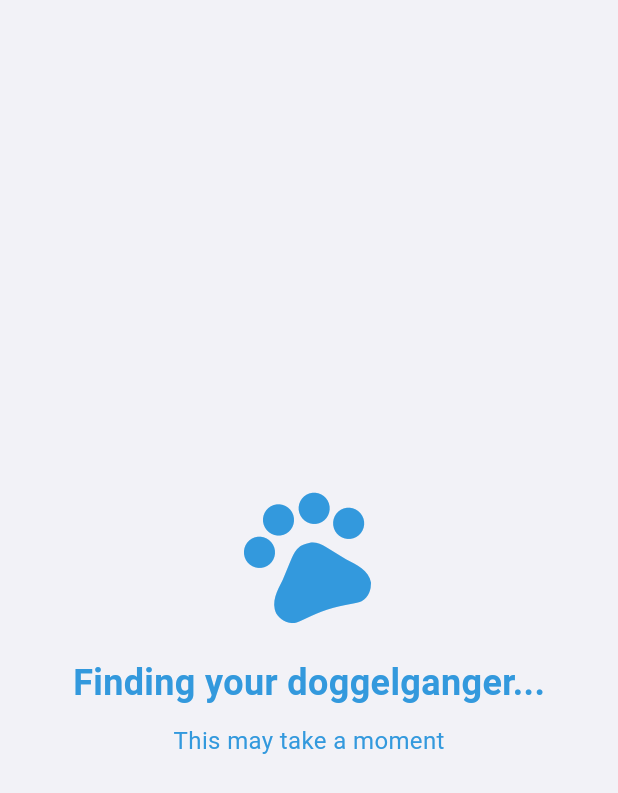
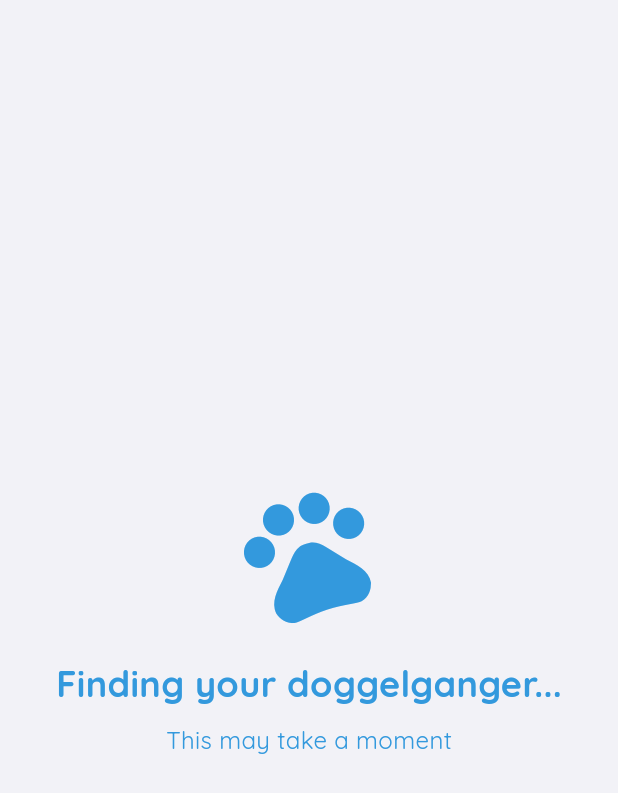
Before and after one commit to dan-jacobson/doggelganger_app, a Flutter app: the CalculatingView widget shown alone on an empty page, opened directly, on a phone screen of 412 x 824 dp. Shown: the top 793 px of the screen. Run offline on Flutter 3.47's test engine with Material 3 defaults, Android fonts, the phone set to English and light mode, and no system bars; our stand-ins replace carousel_slider, google_fonts, image_picker, share_plus; Roboto replaces fonts that are missing (Chalkduster).

Commit message:
feat: Update files to use Quicksand font

```diff
--- a/lib/screens/home_screen.dart
+++ b/lib/screens/home_screen.dart
@@ -1,4 +1,5 @@
 import 'package:flutter/material.dart';
+import 'package:google_fonts/google_fonts.dart';
 import 'package:doggelganger_app/widgets/carousel_view.dart';
 import 'package:doggelganger_app/widgets/image_picker_button.dart';
 import 'package:doggelganger_app/widgets/calculating_view.dart';
@@ -17,6 +18,7 @@ class HomeScreen extends StatefulWidget {
 }
 
 class _HomeScreenState extends State<HomeScreen> {
+  TextStyle get _baseTextStyle => GoogleFonts.quicksand();
   List<DogData> dogs = [];
   bool isCalculating = false;
   DogData? matchedDog;
@@ -82,7 +84,9 @@ class _HomeScreenState extends State<HomeScreen> {
                       children: [
                         Expanded(
                           child: dogs.isEmpty
-                              ? const Center(child: CircularProgressIndicator())
+                              ? Center(child: CircularProgressIndicator(
+                                  valueColor: AlwaysStoppedAnimation<Color>(Theme.of(context).primaryColor),
+                                ))
                               : DogCarouselView(dogs: dogs),
                         ),
                         ImagePickerButton(
--- a/lib/widgets/calculating_view.dart
+++ b/lib/widgets/calculating_view.dart
@@ -1,4 +1,5 @@
 import 'package:flutter/material.dart';
+import 'package:google_fonts/google_fonts.dart';
 
 class CalculatingView extends StatefulWidget {
   const CalculatingView({super.key});
@@ -9,6 +10,7 @@ class CalculatingView extends StatefulWidget {
 
 class _CalculatingViewState extends State<CalculatingView>
     with SingleTickerProviderStateMixin {
+  TextStyle get _baseTextStyle => GoogleFonts.quicksand();
   late AnimationController _controller;
 
   @override
@@ -43,7 +45,7 @@ class _CalculatingViewState extends State<CalculatingView>
           const SizedBox(height: 20),
           Text(
             'Finding your doggelganger...',
-            style: TextStyle(
+            style: _baseTextStyle.copyWith(
               fontSize: 24,
               fontWeight: FontWeight.bold,
               color: Theme.of(context).primaryColor,
@@ -52,7 +54,7 @@ class _CalculatingViewState extends State<CalculatingView>
           const SizedBox(height: 10),
           Text(
             'This may take a moment',
-            style: TextStyle(
+            style: _baseTextStyle.copyWith(
               fontSize: 16,
               color: Theme.of(context).primaryColor,
             ),
```
Also changed, not shown: lib/widgets/carousel_view.dart (+5 -3 lines).
